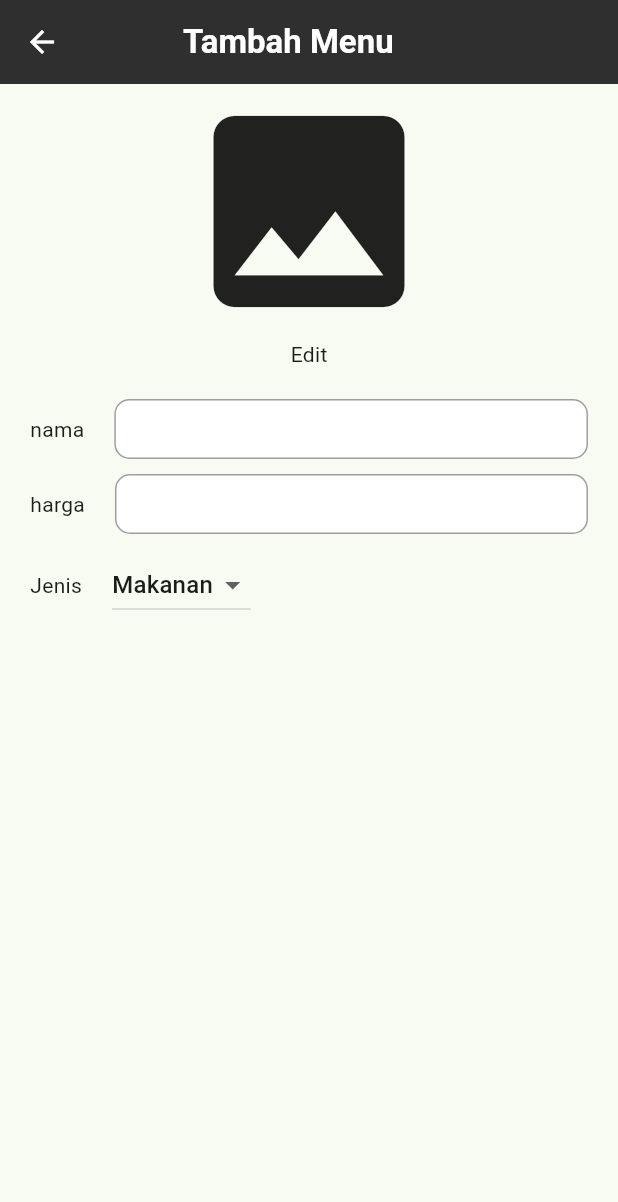
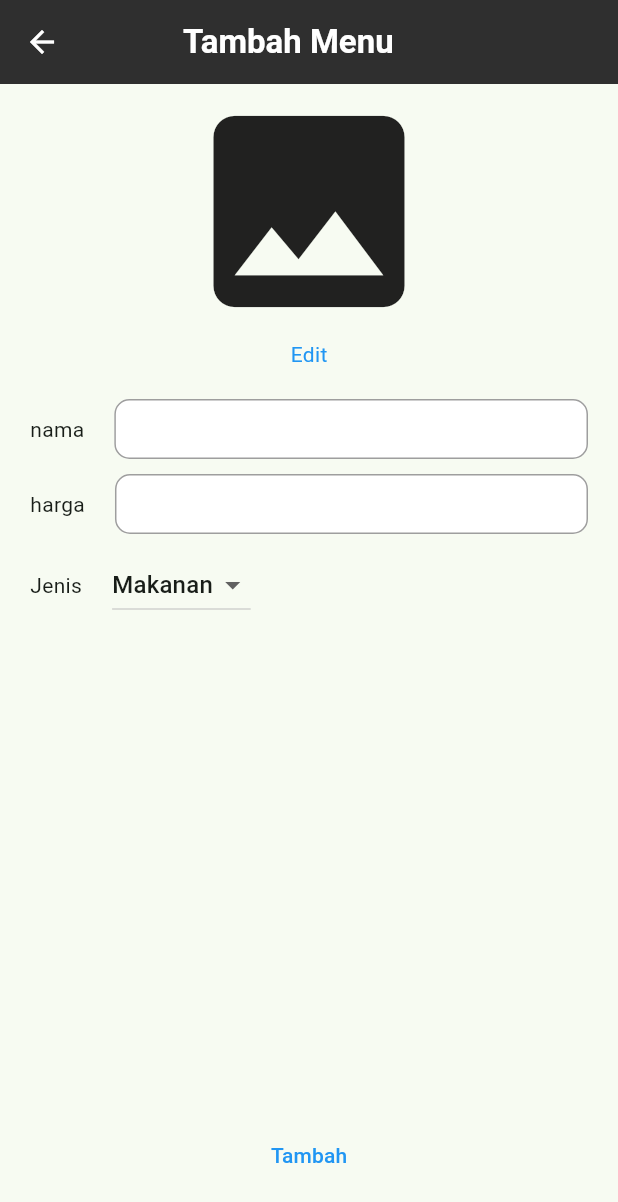
Before and after one commit to k1s6/orderinv2-mobile, a Flutter app: the DetailMenu screen opened directly, on a phone screen of 412 x 824 dp. Shown: the top 1202 px of the screen. Run offline on Flutter 3.47's test engine with Material 3 defaults, Android fonts, the light colour scheme and no system bars; our stand-ins replace fluttertoast, get.

Commit message:
update ui

```diff
--- a/lib/main.dart
+++ b/lib/main.dart
@@ -21,7 +21,7 @@ class MyApp extends StatelessWidget {
         colorScheme: ColorScheme.fromSeed(seedColor: Colors.green.shade300),
         useMaterial3: true,
       ),
-      home: DetailMenu(),
+      home: Pesanan(),
     );
   }
 }
--- a/lib/view/DetailMenu.dart
+++ b/lib/view/DetailMenu.dart
@@ -1,6 +1,7 @@
 import 'package:flutter/material.dart';
 import 'package:get/get.dart';
 import 'package:orderez/Widget/TextFieldComponent.dart';
+import 'package:orderez/Widget/ButtonWidget.dart';
 import 'package:orderez/view/ListMenu.dart';
 
 class DetailMenu extends StatefulWidget {
@@ -79,7 +80,10 @@ class _BodyOfTambahMenuState extends State<BodyOfTambahMenu> {
           Icons.image,
           size: 170,
         ),
-        const Text('Edit'),
+        const Text(
+          'Edit',
+          style: TextStyle(color: Colors.blue),
+        ),
         const SizedBox(
           height: 20,
         ),
@@ -136,6 +140,16 @@ class _BodyOfTambahMenuState extends State<BodyOfTambahMenu> {
             ],
           ),
         ),
+        const Expanded(child: SizedBox()),
+        Padding(
+          padding: const EdgeInsets.only(bottom: 30),
+          child: TextButton(
+              style: ButtonStyle(
+                foregroundColor: MaterialStateProperty.all<Color>(Colors.blue),
+              ),
+              onPressed: () {},
+              child: const Text('Tambah')),
+        )
       ],
     );
   }
@@ -153,7 +167,6 @@ class TextFieldDetails extends StatelessWidget {
       child: TextField(
           controller: controller,
           textAlignVertical: TextAlignVertical.center,
-
           // textAlign: TextAlign.center,
           decoration: const InputDecoration(
             contentPadding: EdgeInsets.symmetric(horizontal: 10, vertical: 0),
```
